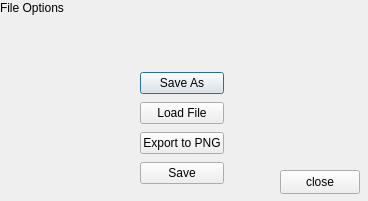
Qt form fileDialog.ui (guapipapi/CS3505-PixelPi) before a commit.
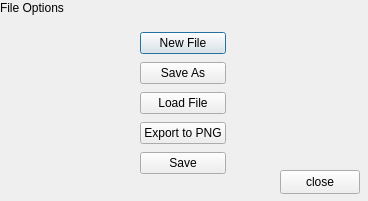
The same form after that commit.

What changed in the file:
```diff
--- a/fileDialog.ui
+++ b/fileDialog.ui
@@ -17,12 +17,19 @@
    <property name="geometry">
     <rect>
      <x>140</x>
-     <y>70</y>
-     <width>84</width>
-     <height>116</height>
+     <y>30</y>
+     <width>86</width>
+     <height>146</height>
     </rect>
    </property>
    <layout class="QVBoxLayout" name="verticalLayout">
+    <item>
+     <widget class="QPushButton" name="newButton">
+      <property name="text">
+       <string>New File</string>
+      </property>
+     </widget>
+    </item>
     <item>
      <widget class="QPushButton" name="saveAsButton">
       <property name="text">
```
